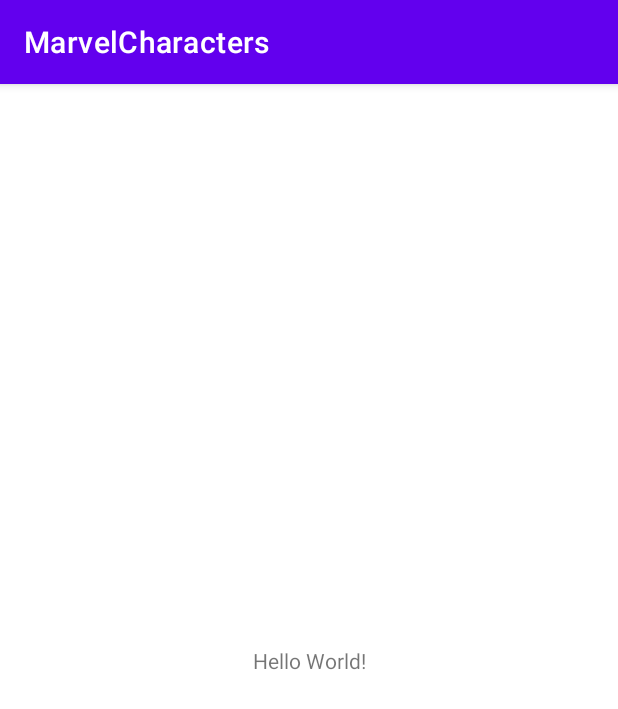
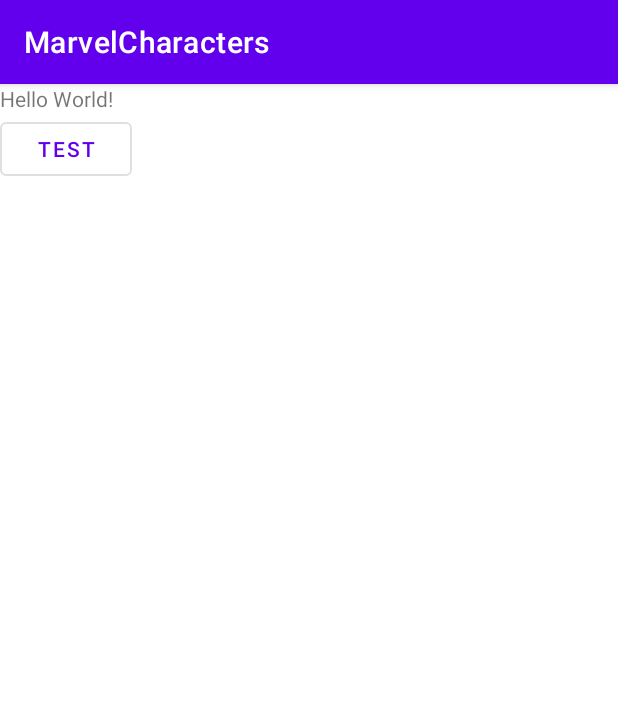
Before and after one commit to axel-legue/MarvelCharacters, an Android app: the screen it shows after launch (MainActivity), on a phone screen of 412 x 824 dp. Shown: the top 709 px of the screen. Run offline under Robolectric (Android 15) with nearby library versions, the phone set to English and light mode, and no system bars; our stand-ins replace Dagger/Hilt's generated code, Timber.

Commit message:
chore: retrieve the list of all marvel characters from client

```diff
--- a/app/src/main/AndroidManifest.xml
+++ b/app/src/main/AndroidManifest.xml
@@ -1,6 +1,7 @@
 <?xml version="1.0" encoding="utf-8"?>
 <manifest xmlns:android="http://schemas.android.com/apk/res/android"
     package="com.axell.marvelcharacters">
+    <uses-permission android:name="android.permission.INTERNET"/>
 
     <application
         android:allowBackup="true"
@@ -8,8 +9,9 @@
         android:label="@string/app_name"
         android:roundIcon="@mipmap/ic_launcher_round"
         android:supportsRtl="true"
+        android:name=".MarvelCharacterApplication"
         android:theme="@style/Theme.MarvelCharacters">
-        <activity android:name=".MainActivity">
+        <activity android:name=".ui.MainActivity">
             <intent-filter>
                 <action android:name="android.intent.action.MAIN" />
 
--- a/app/src/main/java/com/axell/marvelcharacters/MainActivity.kt
+++ /dev/null
@@ -1,11 +0,0 @@
-package com.axell.marvelcharacters
-
-import android.os.Bundle
-import androidx.appcompat.app.AppCompatActivity
-
-class MainActivity : AppCompatActivity() {
-    override fun onCreate(savedInstanceState: Bundle?) {
-        super.onCreate(savedInstanceState)
-        setContentView(R.layout.activity_main)
-    }
-}
--- /dev/null
+++ b/app/src/main/java/com/axell/marvelcharacters/ui/MainActivity.kt
@@ -0,0 +1,28 @@
+package com.axell.marvelcharacters.ui
+
+import android.os.Bundle
+import androidx.activity.viewModels
+import androidx.appcompat.app.AppCompatActivity
+import com.axell.marvelcharacters.databinding.ActivityMainBinding
+import dagger.hilt.android.AndroidEntryPoint
+
+@AndroidEntryPoint
+class MainActivity : AppCompatActivity() {
+
+    val model: MainViewModel by viewModels()
+
+    private lateinit var binding: ActivityMainBinding
+
+    override fun onCreate(savedInstanceState: Bundle?) {
+        super.onCreate(savedInstanceState)
+        binding = ActivityMainBinding.inflate(layoutInflater)
+        setContentView(binding.root)
+    }
+
+    override fun onStart() {
+        super.onStart()
+        binding.test.setOnClickListener {
+            model.getCharacters()
+        }
+    }
+}
--- a/app/src/main/res/layout/activity_main.xml
+++ b/app/src/main/res/layout/activity_main.xml
@@ -1,10 +1,11 @@
 <?xml version="1.0" encoding="utf-8"?>
-<androidx.constraintlayout.widget.ConstraintLayout xmlns:android="http://schemas.android.com/apk/res/android"
+<LinearLayout xmlns:android="http://schemas.android.com/apk/res/android"
     xmlns:app="http://schemas.android.com/apk/res-auto"
     xmlns:tools="http://schemas.android.com/tools"
     android:layout_width="match_parent"
     android:layout_height="match_parent"
-    tools:context=".MainActivity">
+    android:orientation="vertical"
+    tools:context=".ui.MainActivity">
 
     <TextView
         android:layout_width="wrap_content"
@@ -15,4 +16,11 @@
         app:layout_constraintRight_toRightOf="parent"
         app:layout_constraintTop_toTopOf="parent" />
 
-</androidx.constraintlayout.widget.ConstraintLayout>
+    <com.google.android.material.button.MaterialButton
+        android:id="@+id/test"
+        style="@style/Widget.MaterialComponents.Button.OutlinedButton"
+        android:layout_width="wrap_content"
+        android:layout_height="wrap_content"
+        android:text="TEST" />
+
+</LinearLayout>
```
Also changed, not shown: app/src/main/java/com/axell/marvelcharacters/repository/CharacterRepository.kt (added, +10 -0 lines), app/src/main/java/com/axell/marvelcharacters/ui/MainViewModel.kt (added, +33 -0 lines).
